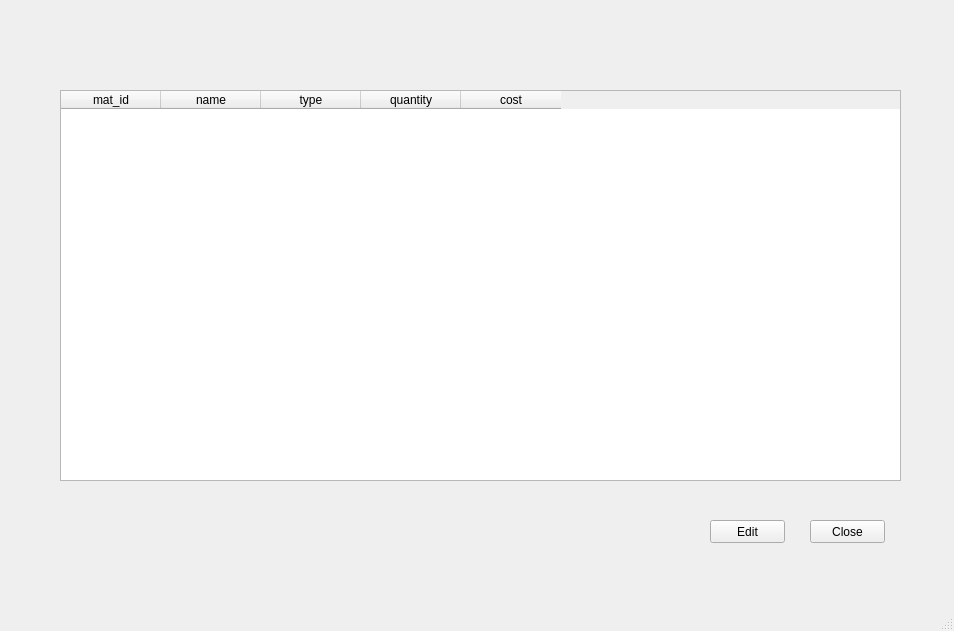
Qt form editRawMats1.ui (haniakashif/Safatique-Database) before a commit.
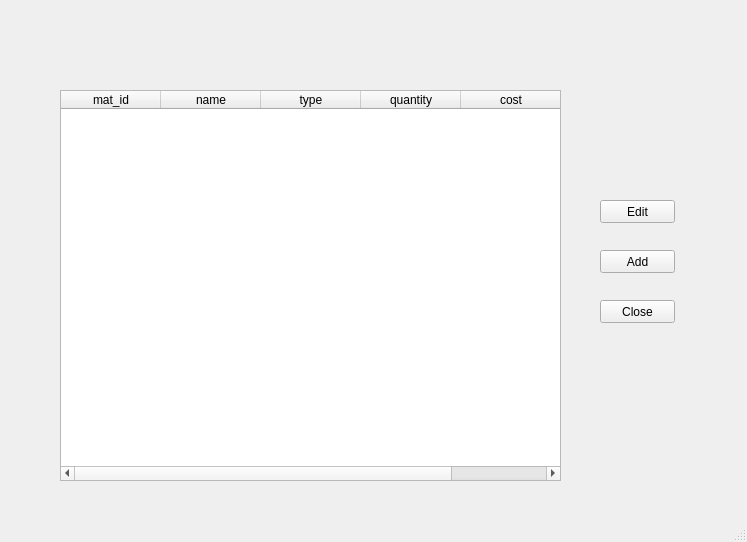
The same form after that commit.

```diff
--- a/editRawMats1.ui
+++ b/editRawMats1.ui
@@ -6,8 +6,8 @@
    <rect>
     <x>0</x>
     <y>0</y>
-    <width>954</width>
-    <height>631</height>
+    <width>747</width>
+    <height>542</height>
    </rect>
   </property>
   <property name="windowTitle">
@@ -17,8 +17,8 @@
    <widget class="QPushButton" name="editbutton">
     <property name="geometry">
      <rect>
-      <x>710</x>
-      <y>520</y>
+      <x>600</x>
+      <y>200</y>
       <width>75</width>
       <height>23</height>
      </rect>
@@ -32,7 +32,7 @@
      <rect>
       <x>60</x>
       <y>90</y>
-      <width>841</width>
+      <width>501</width>
       <height>391</height>
      </rect>
     </property>
@@ -65,8 +65,8 @@
    <widget class="QPushButton" name="closebutton">
     <property name="geometry">
      <rect>
-      <x>810</x>
-      <y>520</y>
+      <x>600</x>
+      <y>300</y>
       <width>75</width>
       <height>23</height>
      </rect>
@@ -75,6 +75,19 @@
      <string>Close</string>
     </property>
    </widget>
+   <widget class="QPushButton" name="addbutton">
+    <property name="geometry">
+     <rect>
+      <x>600</x>
+      <y>250</y>
+      <width>75</width>
+      <height>23</height>
+     </rect>
+    </property>
+    <property name="text">
+     <string>Add</string>
+    </property>
+   </widget>
   </widget>
   <widget class="QMenuBar" name="menubar">
    <property name="geometry">
```
Left out of the diff: 2 changed lines with no effect on the pictures.
